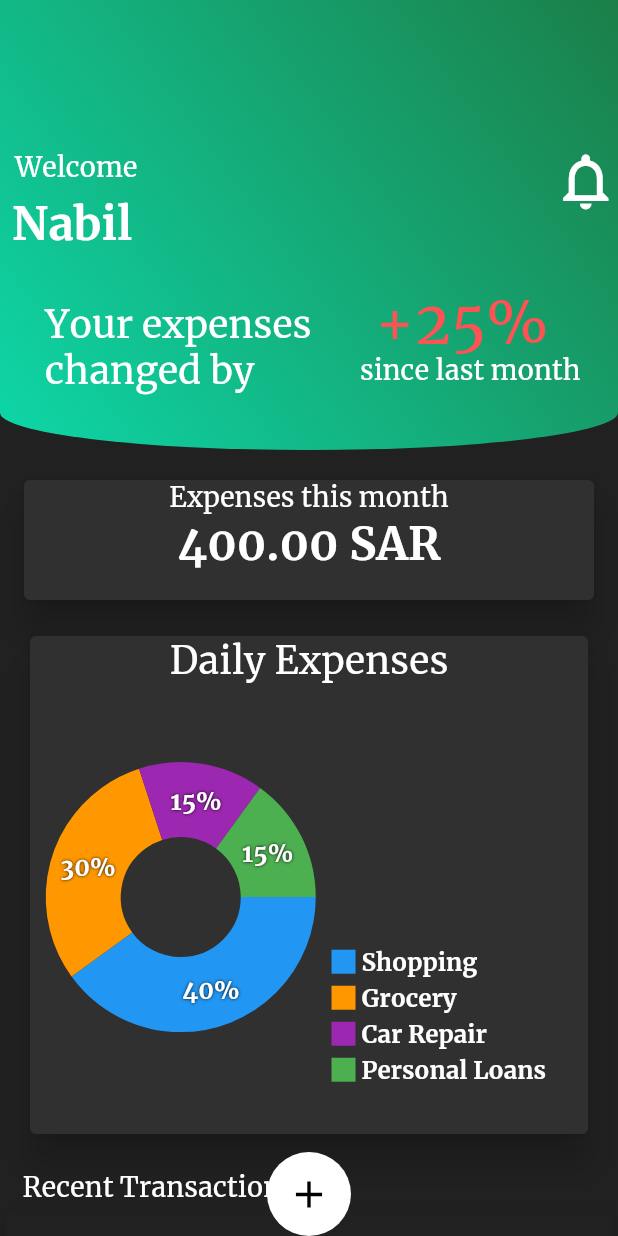
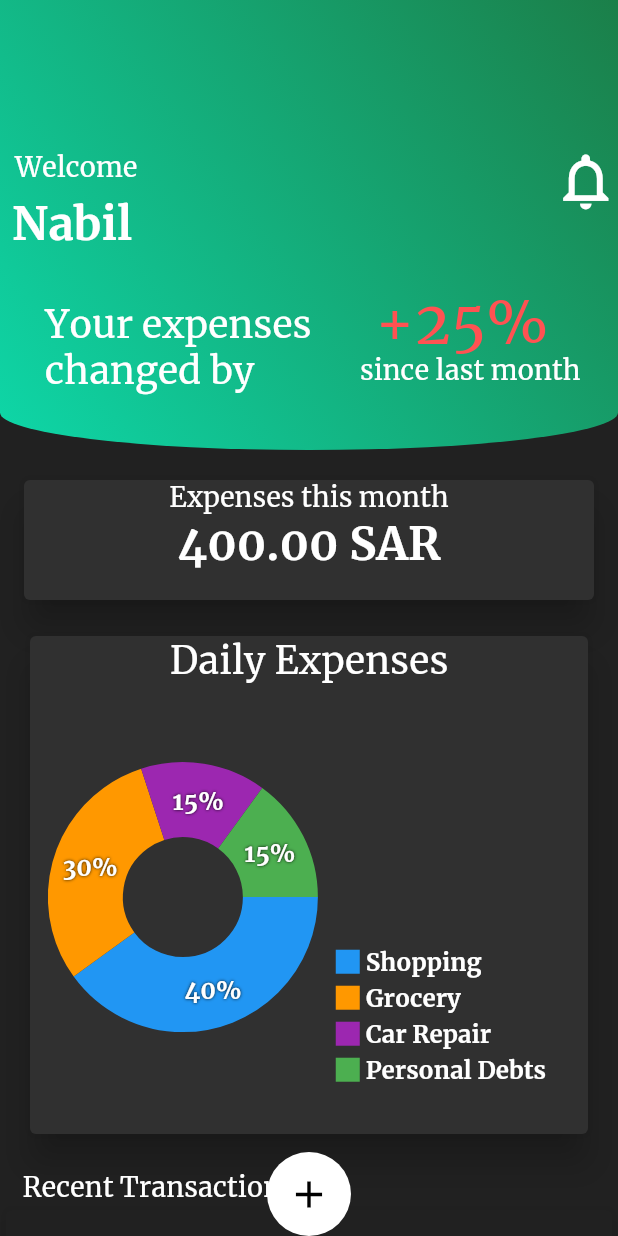
Before and after one commit to nabil-ha/chronos_app, a Flutter app: the HomePage screen opened by its route, on a phone screen of 412 x 824 dp. Run offline on Flutter 3.47's test engine with Material 2 defaults, Android fonts, the phone set to English and light mode, and no system bars; drawn by our look-alikes of fl_chart; our stand-ins replace bloc, dio, flutter_bloc.

Commit message:
edited name

```diff
--- a/lib/components/chart.dart
+++ b/lib/components/chart.dart
@@ -79,7 +79,7 @@ class PieChart2State extends State {
               ),
               Indicator(
                 color: Colors.green,
-                text: 'Personal Loans',
+                text: 'Personal Debts',
                 isSquare: true,
               ),
               SizedBox(
```
